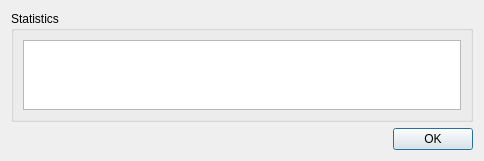
The window that SpidrMpx3Eq/statsdialog.ui (navrit/dexter) describes before a commit, drawn with Qt 5.
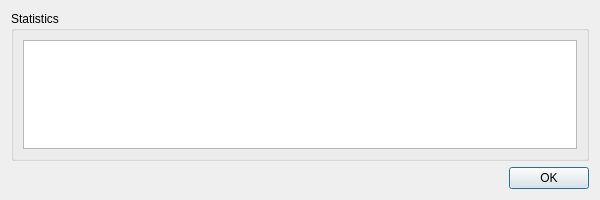
The same window after the commit.

```diff
--- a/SpidrMpx3Eq/statsdialog.ui
+++ b/SpidrMpx3Eq/statsdialog.ui
@@ -6,10 +6,16 @@
    <rect>
     <x>0</x>
     <y>0</y>
-    <width>484</width>
-    <height>153</height>
+    <width>600</width>
+    <height>200</height>
    </rect>
   </property>
+  <property name="sizePolicy">
+   <sizepolicy hsizetype="Minimum" vsizetype="Minimum">
+    <horstretch>0</horstretch>
+    <verstretch>0</verstretch>
+   </sizepolicy>
+  </property>
   <property name="windowTitle">
    <string>Statistics</string>
   </property>
```
